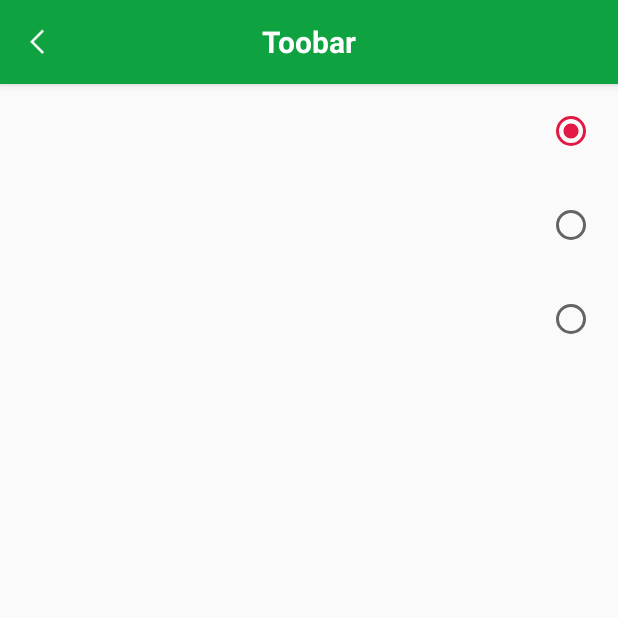
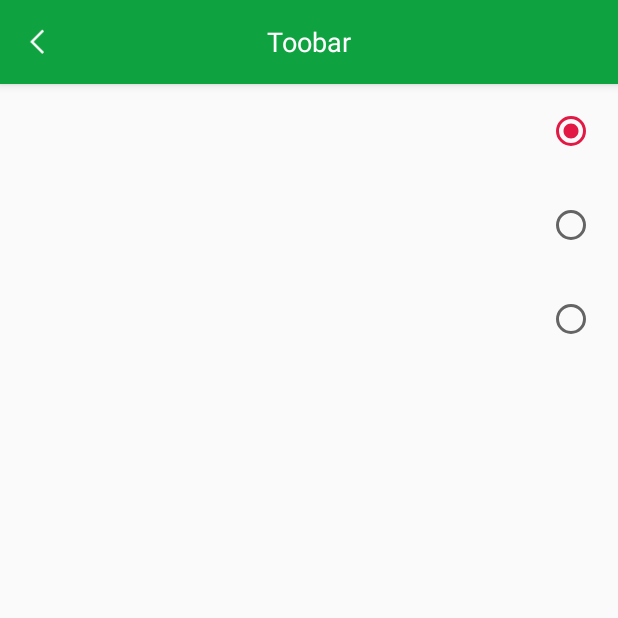
Before and after one commit to CongHoa1110/DemoGotoSpa22, an Android app: the fragment LanguageFragment placed in its activity, after a tap on "Language", on a phone screen of 412 x 824 dp, the top half of it. Run offline under Robolectric (Android 15) with nearby library versions, the phone set to English and light mode, and no system bars; our stand-ins replace CircleImageView, Firebase (no records; nobody signed in at launch, a user with empty details on screens opened directly), Picasso, data binding; libraries missing offline, so code that uses them is left out: me.relex.circleindicator.

Commit message:
sise toobal

```diff
--- a/app/src/main/res/layout/fragment_comment.xml
+++ b/app/src/main/res/layout/fragment_comment.xml
@@ -32,8 +32,8 @@
                 android:layout_gravity="center"
                 android:text="Comment"
                 android:textColor="@color/color_white"
-                android:textSize="20sp"
-                android:textStyle="bold" />
+                android:textSize="@dimen/text_18"
+                />
 
             <ImageView
                 android:id="@+id/img_comment_back"
--- a/app/src/main/res/layout/fragment_register_spa.xml
+++ b/app/src/main/res/layout/fragment_register_spa.xml
@@ -24,13 +24,14 @@
             android:src="@drawable/icon_back" />
 
         <TextView
+            android:textSize="@dimen/text_18"
             android:id="@+id/txv_toobal_title"
             android:layout_width="wrap_content"
             android:layout_height="wrap_content"
             android:layout_centerInParent="true"
             android:text="Register"
             android:textColor="@color/color_white"
-            android:textSize="18sp" />
+            />
     </RelativeLayout>
 
 
--- a/app/src/main/res/layout/ic_toobar.xml
+++ b/app/src/main/res/layout/ic_toobar.xml
@@ -24,8 +24,8 @@
             android:layout_gravity="center"
             android:text="Toobar"
             android:textColor="@color/color_white"
-            android:textSize="20sp"
-            android:textStyle="bold" />
+            android:textSize="18sp"
+            />
 
         <ImageView
             android:id="@+id/toolbar_back"
```
